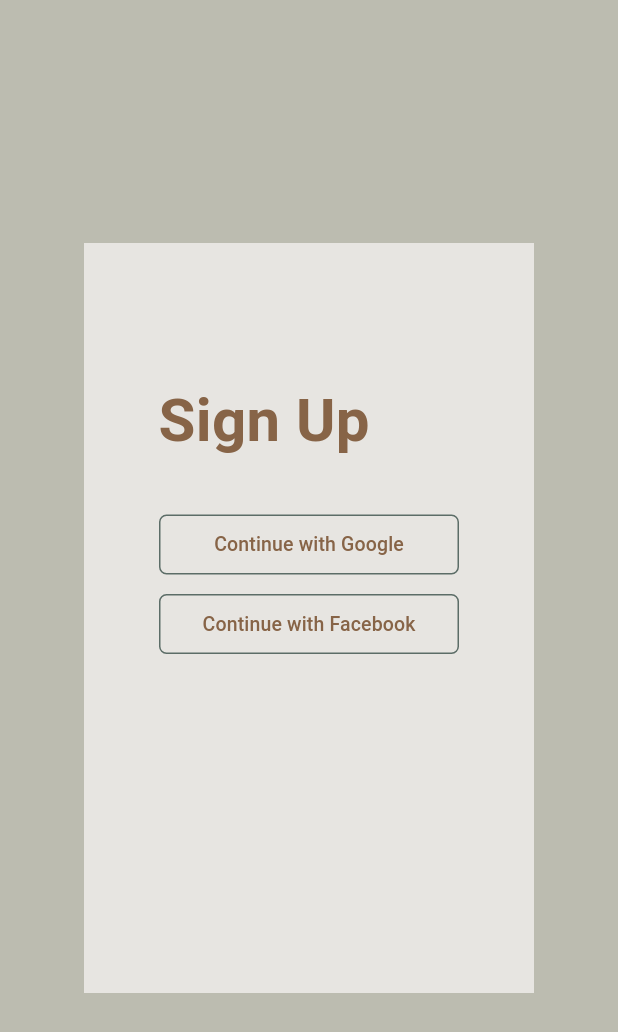
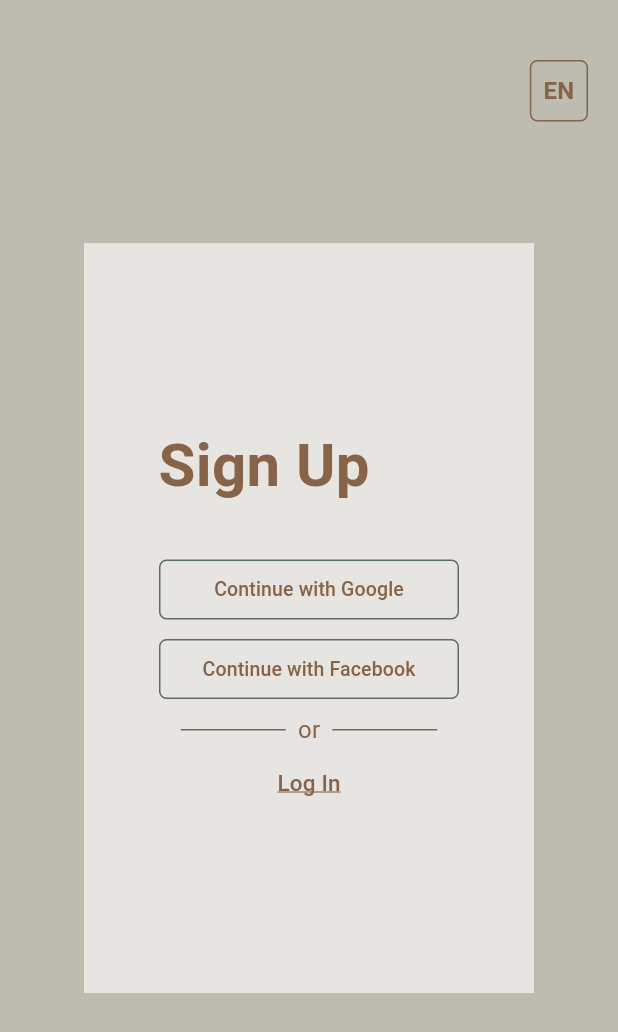
Before and after one commit to DenisDK/CrossWays-MOBILE, a Flutter app: the screen it shows after launch, after a tap on "Register", on a phone screen of 412 x 824 dp. Shown: the top 1032 px of the screen. Run offline on Flutter 3.47's test engine with Material 3 defaults, Android fonts, the phone set to English and light mode, and no system bars; our stand-ins replace firebase_core; accounts and stored records are empty.

Commit message:
some design fixes and new features

```diff
--- /dev/null
+++ b/lib/components/animation_route.dart
@@ -0,0 +1,41 @@
+import 'package:flutter/material.dart';
+
+class PushPageRoute extends PageRouteBuilder {
+  final Widget page;
+
+  PushPageRoute({required this.page})
+      : super(
+          pageBuilder: (context, animation, secondaryAnimation) => page,
+          transitionsBuilder: (context, animation, secondaryAnimation, child) {
+            const begin = Offset(1.0, 0.0);
+            const end = Offset.zero;
+            const curve = Curves.easeInOut;
+
+            final tween = Tween(begin: begin, end: end);
+            final curvedAnimation = CurvedAnimation(
+              parent: animation,
+              curve: curve,
+            );
+
+            return SlideTransition(
+              position: tween.animate(curvedAnimation),
+              child: child,
+            );
+          },
+        );
+}
+
+class FadePageRoute extends PageRouteBuilder {
+  final Widget page;
+
+  FadePageRoute({required this.page})
+      : super(
+          pageBuilder: (context, animation, secondaryAnimation) => page,
+          transitionsBuilder: (context, animation, secondaryAnimation, child) {
+            return FadeTransition(
+              opacity: animation,
+              child: child,
+            );
+          },
+        );
+}
--- a/lib/login.dart
+++ /dev/null
@@ -1,128 +0,0 @@
-import 'package:flutter/material.dart';
-import 'registration.dart';
-
-class LoginScreen extends StatelessWidget {
-  @override
-  Widget build(BuildContext context) {
-    return Scaffold(
-      backgroundColor: const Color.fromARGB(255, 188, 188, 176),
-      body: Center(
-        child: Padding(
-          padding: const EdgeInsets.symmetric(horizontal: 30),
-          child: Container(
-            width: 300,
-            height: 500,
-            decoration: const BoxDecoration(
-              color:  Color.fromARGB(255, 231, 229, 225)
-            ),
-            child: Column(
-              children: [
-                const Padding(padding: EdgeInsets.only(top: 90, right: 90),
-                  child: Text(
-                    'Log In',
-                    style: TextStyle(
-                      color: Color.fromARGB(255, 135, 100, 71),
-                      fontSize: 40,
-                      fontWeight: FontWeight.bold
-                    ),
-                  ),
-                ),
-                const Padding(padding: EdgeInsets.only(top: 30)),
-                ElevatedButton(
-                  onPressed: () {
-                    // Додайте функціональність кнопки тут
-                  },
-                  style: ElevatedButton.styleFrom(
-                    backgroundColor: Colors.transparent,
-                    shadowColor: Colors.transparent,
-                    fixedSize: const Size(200, 40),
-                    shape: const RoundedRectangleBorder(
-                      borderRadius: BorderRadius.all(Radius.circular(5)),
-                      side: BorderSide(
-                        color: Color.fromARGB(255, 92, 109, 103),
-                        width: 1,
-                      )
-                    ),
-                  ),
-                  child: const Text(
-                    'Continue with Google',
-                    style: TextStyle(
-                      color: Color.fromARGB(255, 135, 100, 71),
-                      fontSize: 13,
-                    ),
-                  ),
-                ),
-                const Padding(padding: EdgeInsets.only(top: 5)),
-                ElevatedButton(
-                  onPressed: () {
-                    // Додайте функціональність кнопки тут
-                  },
-                  style: ElevatedButton.styleFrom(
-                    backgroundColor: Colors.transparent,
-                    shadowColor: Colors.transparent,
-                    fixedSize: const Size(200, 40),
-                    shape: const RoundedRectangleBorder(
-                      borderRadius: BorderRadius.all(Radius.circular(5)),
-                      side: BorderSide(
-                        color: Color.fromARGB(255, 92, 109, 103),
-                        width: 1,
-                      )
-                    ),
-                  ),
-                  child: const Text(
-                    'Continue with Facebook',
-                    style: TextStyle(
-                      color: Color.fromARGB(255, 135, 100, 71),
-                      fontSize: 13,
-                    ),
-                  ),
-                ),
-                const Padding(padding: EdgeInsets.only(top: 5)),
-                Row(
-                  mainAxisAlignment: MainAxisAlignment.center,
-                  children: [
-                    Container(
-                      width: 70,
-                      height: 1,
-                      color: const Color.fromARGB(255, 135, 100, 71),
-                    ),
-                    const Padding(
-                      padding: EdgeInsets.symmetric(horizontal: 8.0),
-                      child: Text(
-                        'or',
-                        style: TextStyle(
-                          color: Color.fromARGB(255, 135, 100, 71),
-                          fontSize: 16,
-                        ),
-                      ),
-                    ),
-                    Container(
-                      width: 70,
-                      height: 1,
-                      color: const Color.fromARGB(255, 135, 100, 71),
-                    ),
-                  ],
-                ),
-                TextButton(
-                  onPressed: () {
-                    Navigator.push(context, MaterialPageRoute(builder: (context) => RegistrationScreen()));
-                  },
-                  child: const Text(
-                    'Register',
-                    style: TextStyle(
-                    fontSize: 15,
-                    fontWeight: FontWeight.w500,
-                    color: Color.fromARGB(255, 135, 100, 71),
-                    decoration: TextDecoration.underline,
-                    decorationColor: Color.fromARGB(255, 135, 100, 71),
-                   ),
-                  ),
-                )
-              ],
-            ),
-          )
-        ),
-      ),
-    );
-  }
-}
--- a/lib/main.dart
+++ b/lib/main.dart
@@ -1,6 +1,5 @@
-import 'package:cross_ways/login.dart';
+import 'package:cross_ways/views/login_view.dart';
 import 'package:flutter/material.dart';
-import 'login.dart';
 
 void main() {
   WidgetsFlutterBinding.ensureInitialized();
--- a/lib/registration.dart
+++ /dev/null
@@ -1,87 +0,0 @@
-import 'package:flutter/material.dart';
-import 'registration.dart';
-
-class RegistrationScreen extends StatelessWidget {
-  @override
-  Widget build(BuildContext context) {
-    return Scaffold(
-      backgroundColor: const Color.fromARGB(255, 188, 188, 176),
-      body: Center(
-        child: Padding(
-          padding: const EdgeInsets.symmetric(horizontal: 30),
-          child: Container(
-            width: 300,
-            height: 500,
-            decoration: const BoxDecoration(
-              color:  Color.fromARGB(255, 231, 229, 225)
-            ),
-            child: Column(
-              children: [
-                const Padding(padding: EdgeInsets.only(top: 90, right: 60),
-                child: Text(
-                   'Sign Up',
-                    style: TextStyle(
-                    color: Color.fromARGB(255, 135, 100, 71),
-                    fontSize: 40,
-                    fontWeight: FontWeight.bold
-                  ),
-                ),
-              ),
-              const Padding(padding: EdgeInsets.only(top: 30)),
-                ElevatedButton(
-                  onPressed: () {
-                    // Додайте функціональність кнопки тут
-                  },
-                  style: ElevatedButton.styleFrom(
-                    backgroundColor: Colors.transparent,
-                    shadowColor: Colors.transparent,
-                    fixedSize: const Size(200, 40),
-                    shape: const RoundedRectangleBorder(
-                      borderRadius: BorderRadius.all(Radius.circular(5)),
-                      side: BorderSide(
-                        color: Color.fromARGB(255, 92, 109, 103),
-                        width: 1,
-                      )
-                    ),
-                  ),
-                  child: const Text(
-                    'Continue with Google',
-                    style: TextStyle(
-                      color: Color.fromARGB(255, 135, 100, 71),
-                      fontSize: 13,
-                    ),
-                  ),
-                ),
-                const Padding(padding: EdgeInsets.only(top: 5)),
-                ElevatedButton(
-                  onPressed: () {
-                    // Додайте функціональність кнопки тут
-                  },
-                  style: ElevatedButton.styleFrom(
-                    backgroundColor: Colors.transparent,
-                    shadowColor: Colors.transparent,
-                    fixedSize: const Size(200, 40),
-                    shape: const RoundedRectangleBorder(
-                      borderRadius: BorderRadius.all(Radius.circular(5)),
-                      side: BorderSide(
-                        color: Color.fromARGB(255, 92, 109, 103),
-                        width: 1,
-                      )
-                    ),
-                  ),
-                  child: const Text(
-                    'Continue with Facebook',
-                    style: TextStyle(
-                      color: Color.fromARGB(255, 135, 100, 71),
-                      fontSize: 13,
-                    ),
-                  ),
-                ),
-              ]
-            )
-          ),
-        ),
-      )
-    );
-  }
-}
--- /dev/null
+++ b/lib/views/login_view.dart
@@ -0,0 +1,168 @@
+import 'package:cross_ways/components/animation_route.dart';
+import 'package:flutter/material.dart';
+import 'registration_view.dart';
+
+class LoginScreen extends StatefulWidget {
+  @override
+  _LoginScreenState createState() => _LoginScreenState();
+}
+
+class _LoginScreenState extends State<LoginScreen> {
+  bool isEnglish = true;
+
+  @override
+  Widget build(BuildContext context) {
+    return Scaffold(
+      backgroundColor: const Color.fromARGB(255, 188, 188, 176),
+      body: Stack(
+        children: [
+          Center(
+            child: Padding(
+              padding: const EdgeInsets.symmetric(horizontal: 30),
+              child: Container(
+                width: 300,
+                height: 500,
+                decoration: const BoxDecoration(
+                    color: Color.fromARGB(255, 231, 229, 225)),
+                child: Column(
+                  children: [
+                    const Padding(
+                      padding: EdgeInsets.only(top: 120, right: 90),
+                      child: Text(
+                        'Log In',
+                        style: TextStyle(
+                            color: Color.fromARGB(255, 135, 100, 71),
+                            fontSize: 40,
+                            fontWeight: FontWeight.bold),
+                      ),
+                    ),
+                    const Padding(padding: EdgeInsets.only(top: 30)),
+                    ElevatedButton(
+                      onPressed: () {
+                        // Додайте функціональність кнопки тут
+                      },
+                      style: ElevatedButton.styleFrom(
+                        backgroundColor: Colors.transparent,
+                        shadowColor: Colors.transparent,
+                        fixedSize: const Size(200, 40),
+                        shape: const RoundedRectangleBorder(
+                            borderRadius: BorderRadius.all(Radius.circular(5)),
+                            side: BorderSide(
+                              color: Color.fromARGB(255, 92, 109, 103),
+                              width: 1,
+                            )),
+                      ),
+                      child: const Text(
+                        'Continue with Google',
+                        style: TextStyle(
+                          color: Color.fromARGB(255, 135, 100, 71),
+                          fontSize: 13,
+                        ),
+                      ),
+                    ),
+                    const Padding(padding: EdgeInsets.only(top: 5)),
+                    ElevatedButton(
+                      onPressed: () {
+                        // Додайте функціональність кнопки тут
+                      },
+                      style: ElevatedButton.styleFrom(
+                        backgroundColor: Colors.transparent,
+                        shadowColor: Colors.transparent,
+                        fixedSize: const Size(200, 40),
+                        shape: const RoundedRectangleBorder(
+                            borderRadius: BorderRadius.all(Radius.circular(5)),
+                            side: BorderSide(
+                              color: Color.fromARGB(255, 92, 109, 103),
+                              width: 1,
+                            )),
+                      ),
+                      child: const Text(
+                        'Continue with Facebook',
+                        style: TextStyle(
+                          color: Color.fromARGB(255, 135, 100, 71),
+                          fontSize: 13,
+                        ),
+                      ),
+                    ),
+                    const Padding(padding: EdgeInsets.only(top: 5)),
+                    Row(
+                      mainAxisAlignment: MainAxisAlignment.center,
+                      children: [
+                        Container(
+                          width: 70,
+                          height: 1,
+                          color: const Color.fromARGB(255, 135, 100, 71),
+                        ),
+                        const Padding(
+                          padding: EdgeInsets.symmetric(horizontal: 8.0),
+                          child: Text(
+                            'or',
+                            style: TextStyle(
+                              color: Color.fromARGB(255, 135, 100, 71),
+                              fontSize: 16,
+                            ),
+                          ),
+                        ),
+                        Container(
+                          width: 70,
+                          height: 1,
+                          color: const Color.fromARGB(255, 135, 100, 71),
+                        ),
+                      ],
+                    ),
+                    TextButton(
+                      onPressed: () {
+                        Navigator.pushReplacement(
+                            context, FadePageRoute(page: RegistrationScreen()));
+                      },
+                      child: const Text(
+                        'Register',
+                        style: TextStyle(
+                          fontSize: 15,
+                          fontWeight: FontWeight.w500,
+                          color: Color.fromARGB(255, 135, 100, 71),
+                          decoration: TextDecoration.underline,
+                          decorationColor: Color.fromARGB(255, 135, 100, 71),
+                        ),
+                      ),
+                    )
+                  ],
+                ),
+              ),
+            ),
+          ),
+          Positioned(
+            top: 40,
+            right: 20,
+            child: GestureDetector(
+              onTap: () {
+                setState(() {
+                  isEnglish = !isEnglish;
+                });
+              },
+              child: Container(
+                padding: const EdgeInsets.all(8),
+                decoration: BoxDecoration(
+                  color: Colors.transparent,
+                  border: Border.all(
+                    color: const Color.fromARGB(255, 135, 100, 71),
+                    width: 1,
+                  ),
+                  borderRadius: BorderRadius.circular(5),
+                ),
+                child: Text(
+                  isEnglish ? 'EN' : 'UA',
+                  style: const TextStyle(
+                    color: Color.fromARGB(255, 135, 100, 71),
+                    fontWeight: FontWeight.bold,
+                    fontSize: 16,
+                  ),
+                ),
+              ),
+            ),
+          ),
+        ],
+      ),
+    );
+  }
+}
--- /dev/null
+++ b/lib/views/registration_view.dart
@@ -0,0 +1,168 @@
+import 'package:cross_ways/components/animation_route.dart';
+import 'package:cross_ways/views/login_view.dart';
+import 'package:flutter/material.dart';
+
+class RegistrationScreen extends StatefulWidget {
+  @override
+  _RegistrationScreenState createState() => _RegistrationScreenState();
+}
+
+class _RegistrationScreenState extends State<RegistrationScreen> {
+  bool isEnglish = true;
+
+  @override
+  Widget build(BuildContext context) {
+    return Scaffold(
+      backgroundColor: const Color.fromARGB(255, 188, 188, 176),
+      body: Stack(
+        children: [
+          Center(
+            child: Padding(
+              padding: const EdgeInsets.symmetric(horizontal: 30),
+              child: Container(
+                width: 300,
+                height: 500,
+                decoration: const BoxDecoration(
+                    color: Color.fromARGB(255, 231, 229, 225)),
+                child: Column(
+                  children: [
+                    const Padding(
+                      padding: EdgeInsets.only(top: 120, right: 60),
+                      child: Text(
+                        'Sign Up',
+                        style: TextStyle(
+                            color: Color.fromARGB(255, 135, 100, 71),
+                            fontSize: 40,
+                            fontWeight: FontWeight.bold),
+                      ),
+                    ),
+                    const Padding(padding: EdgeInsets.only(top: 30)),
+                    ElevatedButton(
+                      onPressed: () {
+                        // Додайте функціональність кнопки тут
+                      },
+                      style: ElevatedButton.styleFrom(
+                        backgroundColor: Colors.transparent,
+                        shadowColor: Colors.transparent,
+                        fixedSize: const Size(200, 40),
+                        shape: const RoundedRectangleBorder(
+                            borderRadius: BorderRadius.all(Radius.circular(5)),
+                            side: BorderSide(
+                              color: Color.fromARGB(255, 92, 109, 103),
+                              width: 1,
+                            )),
+                      ),
+                      child: const Text(
+                        'Continue with Google',
+                        style: TextStyle(
+                          color: Color.fromARGB(255, 135, 100, 71),
+                          fontSize: 13,
+                        ),
+                      ),
+                    ),
+                    const Padding(padding: EdgeInsets.only(top: 5)),
+                    ElevatedButton(
+                      onPressed: () {
+                        // Додайте функціональність кнопки тут
+                      },
+                      style: ElevatedButton.styleFrom(
+                        backgroundColor: Colors.transparent,
+                        shadowColor: Colors.transparent,
+                        fixedSize: const Size(200, 40),
+                        shape: const RoundedRectangleBorder(
+                            borderRadius: BorderRadius.all(Radius.circular(5)),
+                            side: BorderSide(
+                              color: Color.fromARGB(255, 92, 109, 103),
+                              width: 1,
+                            )),
+                      ),
+                      child: const Text(
+                        'Continue with Facebook',
+                        style: TextStyle(
+                          color: Color.fromARGB(255, 135, 100, 71),
+                          fontSize: 13,
+                        ),
+                      ),
+                    ),
+                    const Padding(padding: EdgeInsets.only(top: 5)),
+                    Row(
+                      mainAxisAlignment: MainAxisAlignment.center,
+                      children: [
+                        Container(
+                          width: 70,
+                          height: 1,
+                          color: const Color.fromARGB(255, 135, 100, 71),
+                        ),
+                        const Padding(
+                          padding: EdgeInsets.symmetric(horizontal: 8.0),
+                          child: Text(
+                            'or',
+                            style: TextStyle(
+                              color: Color.fromARGB(255, 135, 100, 71),
+                              fontSize: 16,
+                            ),
+                          ),
+                        ),
+                        Container(
+                          width: 70,
+                          height: 1,
+                          color: const Color.fromARGB(255, 135, 100, 71),
+                        ),
+                      ],
+                    ),
+                    TextButton(
+                      onPressed: () {
+                        Navigator.pushReplacement(
+                            context, FadePageRoute(page: LoginScreen()));
+                      },
+                      child: const Text(
+                        'Log In',
+                        style: TextStyle(
+                          fontSize: 15,
+                          fontWeight: FontWeight.w500,
+                          color: Color.fromARGB(255, 135, 100, 71),
+                          decoration: TextDecoration.underline,
+                          decorationColor: Color.fromARGB(255, 135, 100, 71),
+                        ),
+                      ),
+                    )
+                  ],
+                ),
+              ),
+            ),
+          ),
+          Positioned(
+            top: 40,
+            right: 20,
+            child: GestureDetector(
+              onTap: () {
+                setState(() {
+                  isEnglish = !isEnglish;
+                });
+              },
+              child: Container(
+                padding: const EdgeInsets.all(8),
+                decoration: BoxDecoration(
+                  color: Colors.transparent,
+                  border: Border.all(
+                    color: const Color.fromARGB(255, 135, 100, 71),
+                    width: 1,
+                  ),
+                  borderRadius: BorderRadius.circular(5),
+                ),
+                child: Text(
+                  isEnglish ? 'EN' : 'UA',
+                  style: const TextStyle(
+                    color: Color.fromARGB(255, 135, 100, 71),
+                    fontWeight: FontWeight.bold,
+                    fontSize: 16,
+                  ),
+                ),
+              ),
+            ),
+          ),
+        ],
+      ),
+    );
+  }
+}
```
